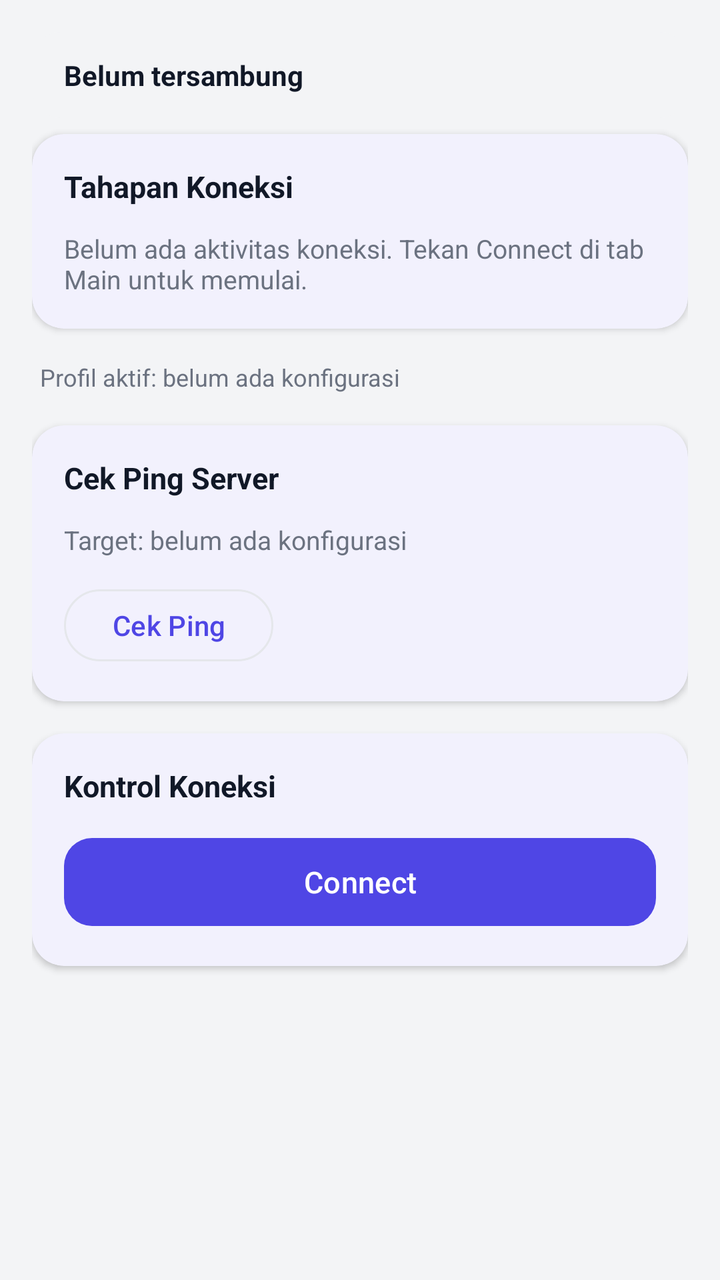
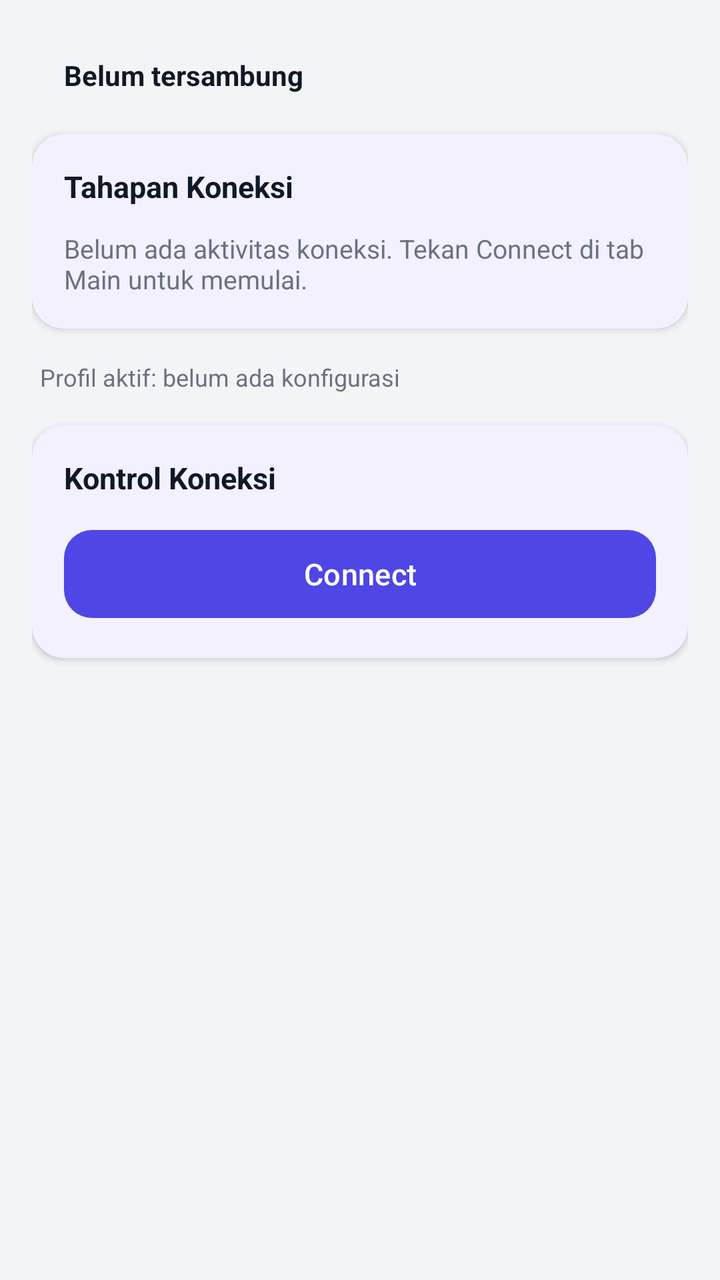

Compare the two renders of this Android layout. The source of the first and the diff that turns it into the second are given below.
<!-- AndroidManifest.xml: application theme Theme.TunnelApp -->
<!-- res/layout/fragment_dashboard_main.xml -->
<?xml version="1.0" encoding="utf-8"?>
<ScrollView xmlns:android="http://schemas.android.com/apk/res/android"
    xmlns:app="http://schemas.android.com/apk/res-auto"
    android:layout_width="match_parent"
    android:layout_height="match_parent"
    android:background="@color/app_background"
    android:fillViewport="true">

    <LinearLayout
        android:layout_width="match_parent"
        android:layout_height="wrap_content"
        android:orientation="vertical"
        android:padding="16dp"
        android:animateLayoutChanges="true">

        
        <LinearLayout
            android:id="@+id/pillStatus"
            android:layout_width="match_parent"
            android:layout_height="wrap_content"
            android:orientation="horizontal"
            android:gravity="center_vertical"
            android:background="@drawable/bg_status_pill"
            android:paddingStart="16dp"
            android:paddingEnd="16dp"
            android:paddingTop="12dp"
            android:paddingBottom="12dp"
            android:layout_marginBottom="8dp">

            <TextView
                android:id="@+id/tvStatus"
                android:layout_width="0dp"
                android:layout_height="wrap_content"
                android:layout_weight="1"
                android:text="Belum tersambung"
                android:textColor="@color/text_primary"
                android:textSize="14sp"
                android:textStyle="bold" />
        </LinearLayout>

        
        <com.google.android.material.card.MaterialCardView
            style="@style/Card.Section"
            android:layout_width="match_parent"
            android:layout_height="wrap_content"
            android:layout_marginBottom="16dp">

            <LinearLayout
                android:layout_width="match_parent"
                android:layout_height="wrap_content"
                android:orientation="vertical">

                <TextView
                    style="@style/SectionTitleText"
                    android:layout_width="wrap_content"
                    android:layout_height="wrap_content"
                    android:text="Tahapan Koneksi" />

                <TextView
                    android:id="@+id/tvLogEmpty"
                    android:layout_width="match_parent"
                    android:layout_height="wrap_content"
                    android:text="Belum ada aktivitas koneksi. Tekan Connect di tab Main untuk memulai."
                    android:textColor="@color/text_secondary"
                    android:textSize="13sp" />

                <LinearLayout
                    android:id="@+id/llLogSteps"
                    android:layout_width="match_parent"
                    android:layout_height="wrap_content"
                    android:orientation="vertical"
                    android:animateLayoutChanges="true" />
            </LinearLayout>
        </com.google.android.material.card.MaterialCardView>

        <TextView
            android:id="@+id/tvActiveProfile"
            android:layout_width="match_parent"
            android:layout_height="wrap_content"
            android:layout_marginBottom="16dp"
            android:layout_marginStart="4dp"
            android:text="Profil aktif: belum ada konfigurasi"
            android:textColor="@color/text_secondary"
            android:textSize="12sp" />

        
        <com.google.android.material.card.MaterialCardView
            style="@style/Card.Section"
            android:layout_width="match_parent"
            android:layout_height="wrap_content"
            android:layout_marginBottom="16dp">

            <LinearLayout
                android:layout_width="match_parent"
                android:layout_height="wrap_content"
                android:orientation="vertical"
                android:animateLayoutChanges="true">

                <TextView
                    style="@style/SectionTitleText"
                    android:layout_width="wrap_content"
                    android:layout_height="wrap_content"
                    android:text="Cek Ping Server" />

                <TextView
                    android:id="@+id/tvPingTarget"
                    android:layout_width="match_parent"
                    android:layout_height="wrap_content"
                    android:layout_marginBottom="12dp"
                    android:text="Target: belum ada konfigurasi"
                    android:textColor="@color/text_secondary"
                    android:textSize="13sp" />

                <LinearLayout
                    android:layout_width="match_parent"
                    android:layout_height="wrap_content"
                    android:orientation="horizontal"
                    android:gravity="center_vertical">

                    <com.google.android.material.button.MaterialButton
                        android:id="@+id/btnCheckPing"
                        style="@style/Widget.Material3.Button.OutlinedButton"
                        android:layout_width="wrap_content"
                        android:layout_height="44dp"
                        android:text="Cek Ping"
                        android:textAllCaps="false" />

                    <ProgressBar
                        android:id="@+id/pbPinging"
                        android:layout_width="20dp"
                        android:layout_height="20dp"
                        android:layout_marginStart="12dp"
                        android:visibility="gone" />

                    <TextView
                        android:id="@+id/tvPingResult"
                        android:layout_width="0dp"
                        android:layout_height="wrap_content"
                        android:layout_weight="1"
                        android:layout_marginStart="12dp"
                        android:gravity="end"
                        android:text=""
                        android:textColor="@color/text_primary"
                        android:textSize="14sp"
                        android:textStyle="bold" />
                </LinearLayout>
            </LinearLayout>
        </com.google.android.material.card.MaterialCardView>

        
        <com.google.android.material.card.MaterialCardView
            style="@style/Card.Section"
            android:layout_width="match_parent"
            android:layout_height="wrap_content"
            android:layout_marginBottom="16dp">

            <LinearLayout
                android:layout_width="match_parent"
                android:layout_height="wrap_content"
                android:orientation="vertical">

                <TextView
                    style="@style/SectionTitleText"
                    android:layout_width="wrap_content"
                    android:layout_height="wrap_content"
                    android:text="Kontrol Koneksi" />

                
                <com.google.android.material.button.MaterialButton
                    android:id="@+id/btnConnectToggle"
                    style="@style/Button.Primary"
                    android:layout_width="match_parent"
                    android:layout_height="52dp"
                    android:text="Connect"
                    android:textAllCaps="false"
                    android:textSize="15sp" />
            </LinearLayout>
        </com.google.android.material.card.MaterialCardView>

        

    </LinearLayout>
</ScrollView>
<!-- resources referenced by this layout -->
<resources>
  <color name="app_background">#F3F4F6</color>
  <color name="text_primary">#111827</color>
  <color name="text_secondary">#6B7280</color>
  <!-- drawable bg_status_pill (drawable) -->
  <?xml version="1.0" encoding="utf-8"?>
  <shape xmlns:android="http://schemas.android.com/apk/res/android" android:shape="rectangle">
      <solid android:color="@color/status_pending_bg" />
      <corners android:radius="14dp" />
  </shape>
  <style name="Button.Primary" parent="Widget.Material3.Button">
          <item name="cornerRadius">14dp</item>
          <item name="backgroundTint">@color/brand_primary</item>
      </style>
  <style name="Card.Section" parent="Widget.Material3.CardView.Elevated">
          <item name="cardCornerRadius">16dp</item>
          <item name="cardElevation">2dp</item>
          <item name="contentPadding">16dp</item>
          <item name="cardBackgroundColor">@color/card_background</item>
          <item name="strokeWidth">0dp</item>
      </style>
  <style name="SectionTitleText">
          <item name="android:textColor">@color/text_primary</item>
          <item name="android:textStyle">bold</item>
          <item name="android:textSize">15sp</item>
          <item name="android:layout_marginBottom">12dp</item>
      </style>
  <style name="Theme.TunnelApp" parent="Theme.Material3.Light.NoActionBar">
          <item name="colorPrimary">@color/brand_primary</item>
          <item name="colorPrimaryDark">@color/brand_primary_dark</item>
          <item name="colorOnPrimary">@color/brand_on_primary</item>
          <item name="colorSecondary">@color/brand_secondary</item>
          <item name="colorSurface">@color/card_background</item>
          
          <item name="colorOnSurface">@color/text_primary</item>
          <item name="colorOnSurfaceVariant">@color/text_secondary</item>
          <item name="colorOutline">@color/divider</item>
          <item name="android:colorBackground">@color/app_background</item>
          <item name="android:statusBarColor">@color/brand_primary_dark</item>
          <item name="android:windowLightStatusBar">false</item>
      </style>
  <color name="status_pending_bg">#F3F4F6</color>
  <color name="brand_primary">#4F46E5</color>
  <color name="card_background">#FFFFFF</color>
  <color name="brand_primary_dark">#4338CA</color>
  <color name="brand_on_primary">#FFFFFF</color>
  <color name="brand_secondary">#0EA5A4</color>
  <color name="divider">#E5E7EB</color>
</resources>

<!-- the commit's change to res/layout/fragment_dashboard_main.xml (unified diff, before → after) -->
@@ -93,70 +93,6 @@
             <LinearLayout
                 android:layout_width="match_parent"
                 android:layout_height="wrap_content"
-                android:orientation="vertical"
-                android:animateLayoutChanges="true">
-
-                <TextView
-                    style="@style/SectionTitleText"
-                    android:layout_width="wrap_content"
-                    android:layout_height="wrap_content"
-                    android:text="Cek Ping Server" />
-
-                <TextView
-                    android:id="@+id/tvPingTarget"
-                    android:layout_width="match_parent"
-                    android:layout_height="wrap_content"
-                    android:layout_marginBottom="12dp"
-                    android:text="Target: belum ada konfigurasi"
-                    android:textColor="@color/text_secondary"
-                    android:textSize="13sp" />
-
-                <LinearLayout
-                    android:layout_width="match_parent"
-                    android:layout_height="wrap_content"
-                    android:orientation="horizontal"
-                    android:gravity="center_vertical">
-
-                    <com.google.android.material.button.MaterialButton
-                        android:id="@+id/btnCheckPing"
-                        style="@style/Widget.Material3.Button.OutlinedButton"
-                        android:layout_width="wrap_content"
-                        android:layout_height="44dp"
-                        android:text="Cek Ping"
-                        android:textAllCaps="false" />
-
-                    <ProgressBar
-                        android:id="@+id/pbPinging"
-                        android:layout_width="20dp"
-                        android:layout_height="20dp"
-                        android:layout_marginStart="12dp"
-                        android:visibility="gone" />
-
-                    <TextView
-                        android:id="@+id/tvPingResult"
-                        android:layout_width="0dp"
-                        android:layout_height="wrap_content"
-                        android:layout_weight="1"
-                        android:layout_marginStart="12dp"
-                        android:gravity="end"
-                        android:text=""
-                        android:textColor="@color/text_primary"
-                        android:textSize="14sp"
-                        android:textStyle="bold" />
-                </LinearLayout>
-            </LinearLayout>
-        </com.google.android.material.card.MaterialCardView>
-
-        
-        <com.google.android.material.card.MaterialCardView
-            style="@style/Card.Section"
-            android:layout_width="match_parent"
-            android:layout_height="wrap_content"
-            android:layout_marginBottom="16dp">
-
-            <LinearLayout
-                android:layout_width="match_parent"
-                android:layout_height="wrap_content"
                 android:orientation="vertical">
 
                 <TextView
